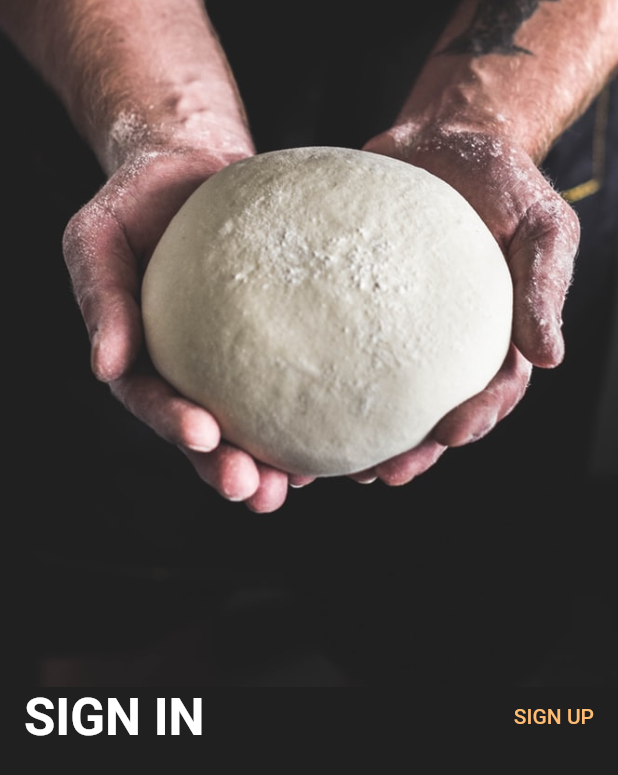
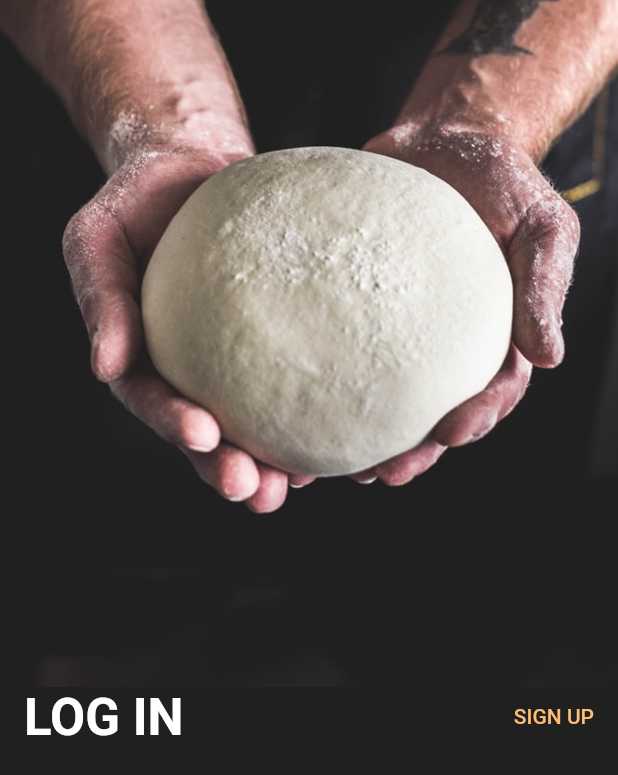
Before and after one commit to Natu-goitom/Asmera, a Flutter app: the screen it shows after launch, after a tap on "START LEARNING", on a phone screen of 412 x 824 dp. Shown: the top 775 px of the screen. Run offline on Flutter 3.47's test engine with Material 2 defaults, Android fonts, the phone set to English and light mode, and no system bars.

Commit message:
second commit

```diff
--- a/lib/signin_screen.dart
+++ b/lib/signin_screen.dart
@@ -1,18 +1,17 @@
 import 'package:flutter/material.dart';
 
 class signInScreen extends StatelessWidget {
-
-
   @override
   Widget build(BuildContext context) {
     return Scaffold(
       body: Column(
-        children:<Widget> [
+        children: <Widget>[
           Expanded(
             flex: 5,
             child: Container(
-          decoration: BoxDecoration(image:
-          DecorationImage(image:AssetImage("assets/perosn.jpeg"),
+              decoration: BoxDecoration(
+                image: DecorationImage(
+                  image: AssetImage("assets/perosn.jpeg"),
                   fit: BoxFit.cover,
                   alignment: Alignment.bottomCenter,
                 ),
@@ -21,20 +20,20 @@ class signInScreen extends StatelessWidget {
           ),
           Expanded(
             flex: 4,
-            child:Padding(
-              padding: const EdgeInsets.symmetric(horizontal:16 ),
+            child: Padding(
+              padding: const EdgeInsets.symmetric(horizontal: 16),
               child: Column(
                 children: <Widget>[
                   Row(
                     mainAxisAlignment: MainAxisAlignment.spaceBetween,
-                  children:<Widget> [
+                    children: <Widget>[
                       Text(
-                      "SIGN IN",
+                        "LOG IN",
                         style: Theme.of(context).textTheme.headline4,
                       ),
                       Text(
                         "SIGN UP",
-                      style:Theme.of(context).textTheme.button,
+                        style: Theme.of(context).textTheme.button,
                       ),
                     ],
                   ),
```
Lines whose indentation alone changed are shown as unchanged.
